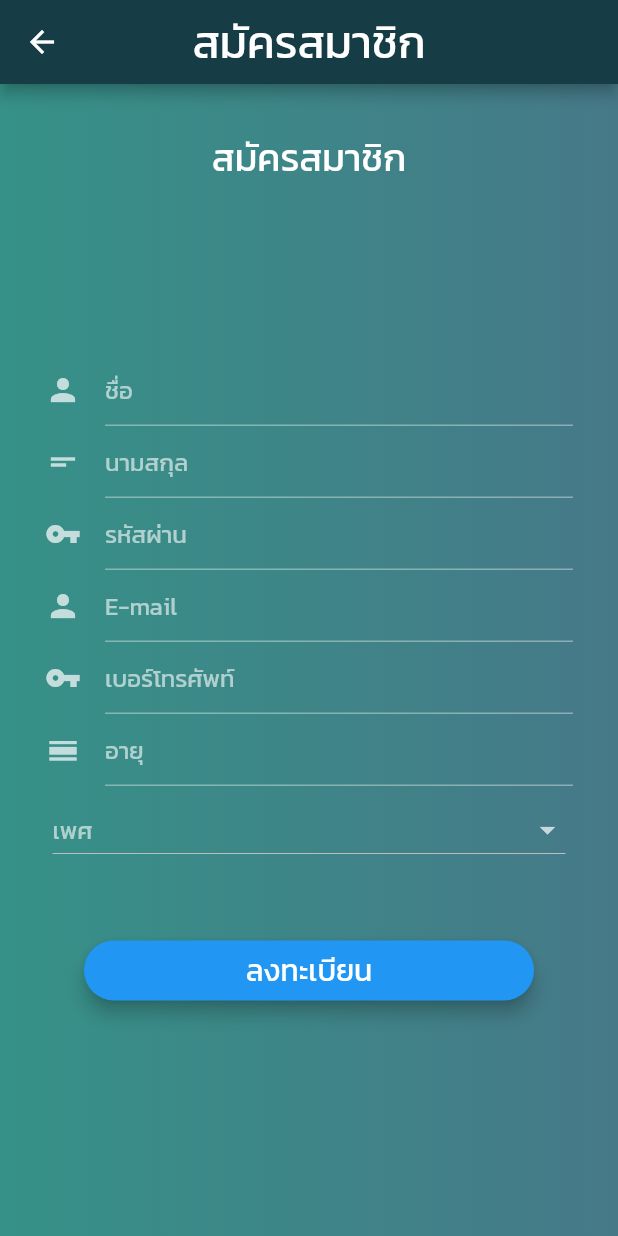
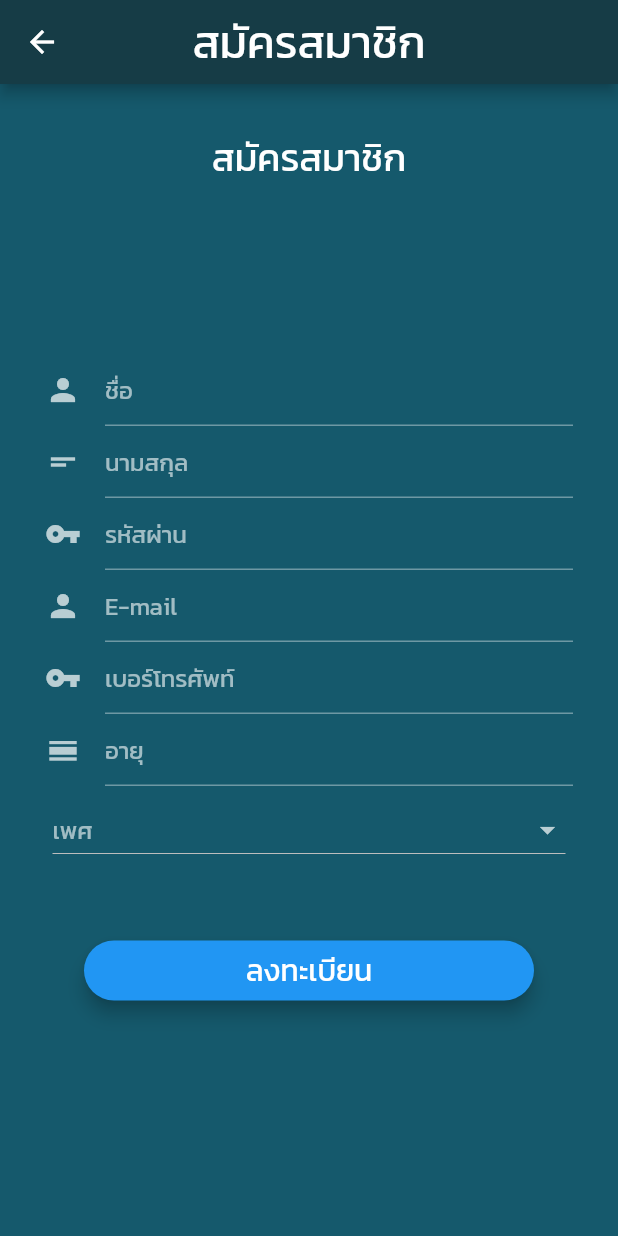
Before and after one commit to Supakoa/Phatthalung_App, a Flutter app: the screen it shows after launch, after a tap on "สมัครสมาชิค", on a phone screen of 412 x 824 dp. Run offline on Flutter 3.47's test engine with Material 2 defaults, Android fonts, the phone set to English and light mode, and no system bars; our stand-ins replace carousel_slider, google_maps_flutter; accounts and stored records are empty; generated files the repository leaves out were written again.

Commit message:
bg color

```diff
--- a/app/lib/login.dart
+++ b/app/lib/login.dart
@@ -25,8 +25,8 @@ class _MyLoginState extends State<MyLogin> {
         body: Container(
           decoration: BoxDecoration(
               gradient: LinearGradient(colors: [
-            Color.fromARGB(255, 54, 145, 136),
-            Color.fromARGB(255, 70, 121, 136)
+            Color.fromARGB(255, 21, 89, 108),
+            Color.fromARGB(255, 21, 89, 108),
           ])),
           padding: EdgeInsets.only(top: 50, left: 20, right: 20),
           child: Column(
@@ -78,8 +78,7 @@ class _MyLoginState extends State<MyLogin> {
                           prefixIcon: Icon(
                             Icons.vpn_key,
                             color: Colors.grey,
-                        ))
-                  ),
+                          ))),
                 ),
               ),
               Row(
--- a/app/lib/regis.dart
+++ b/app/lib/regis.dart
@@ -23,8 +23,8 @@ class register extends StatelessWidget {
       body: Container(
           decoration: BoxDecoration(
               gradient: LinearGradient(colors: [
-            Color.fromARGB(255, 54, 145, 136),
-            Color.fromARGB(255, 70, 121, 136)
+            Color.fromARGB(255, 21, 89, 108),
+            Color.fromARGB(255, 21, 89, 108)
           ])),
           padding: EdgeInsets.all(30),
           child: Column(
```
Lines whose indentation alone changed are shown as unchanged.
